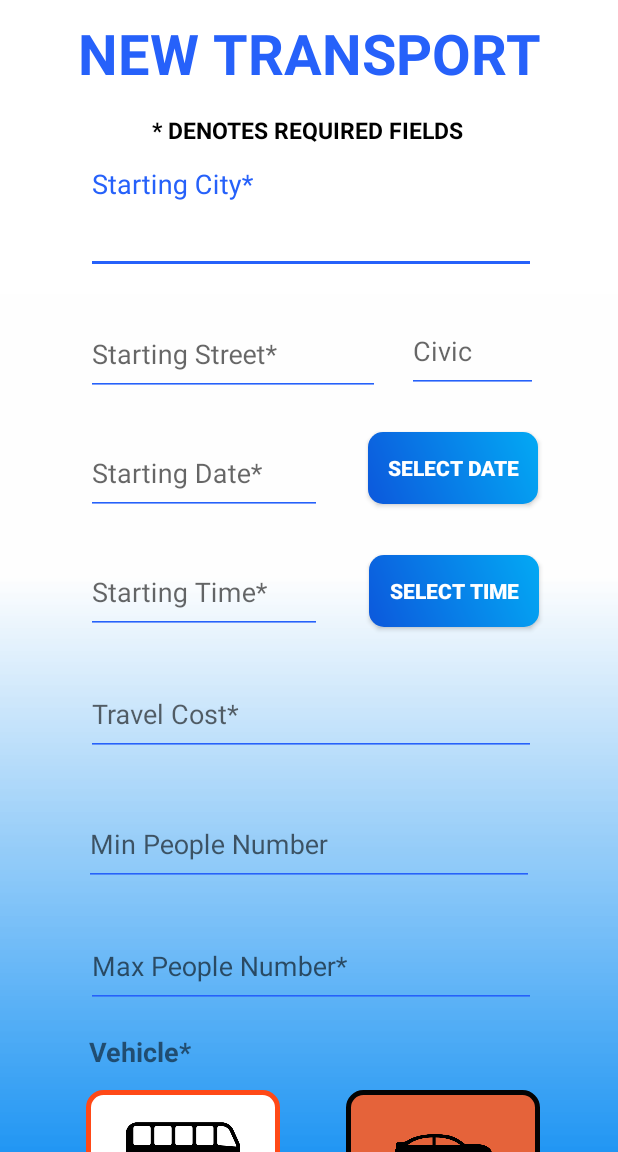
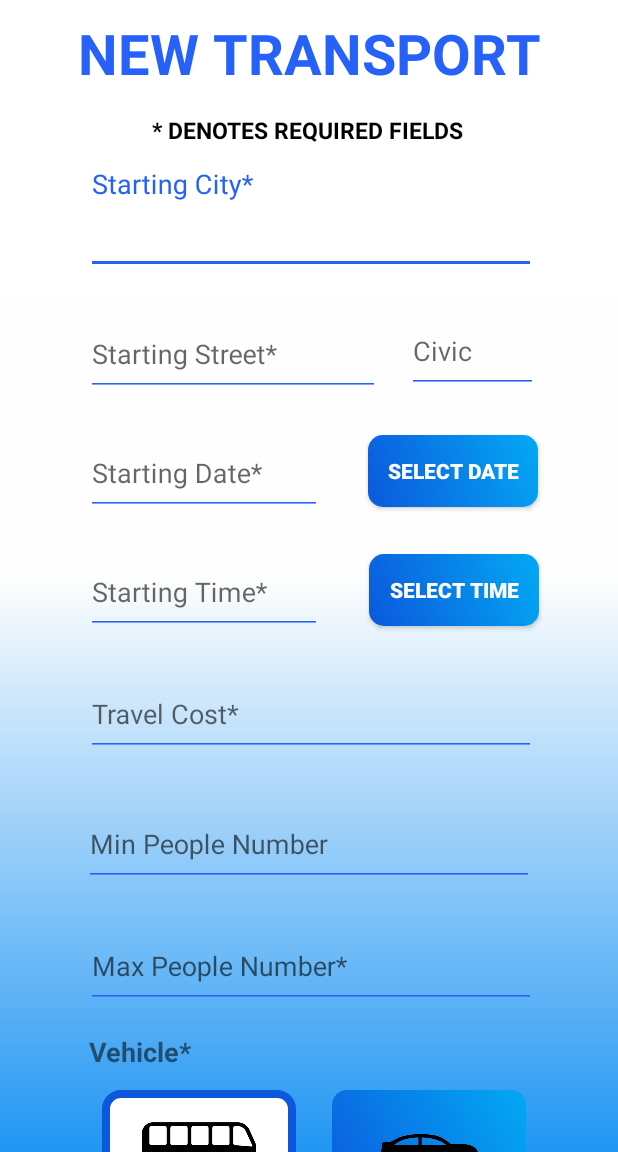
Before and after one commit to Canti17/WeWanTour-Project, an Android app: the add_transport screen opened directly, with no data from a screen before it, after a tap on an icon or button, on a phone screen of 412 x 824 dp, the part 84-1236 px from its top. Run offline under Robolectric (Android 15) with nearby library versions, the phone set to English and light mode, and no system bars; our stand-ins replace Firebase (no records; nobody signed in at launch, a user with empty details on screens opened directly); Roboto replaces fonts that are not available here; 1 statement that could not run was skipped; 3 other taps on this screen came first.

Commit message:
Layout adapted on the new device dimension. Modifyed button in Add Transport

```diff
--- a/WeWanTour/app/src/main/java/com/example/wewantour9/add_tour.java
+++ b/WeWanTour/app/src/main/java/com/example/wewantour9/add_tour.java
@@ -385,7 +385,7 @@ public class add_tour extends AppCompatActivity {
                     doubleDuration = Double.parseDouble(edtxt_duration.getText().toString());
                     tourName= edtxt_name.getText().toString();
                     tourDescription= edtxt_description.getText().toString();
-                    startPlace= edtxt_startCity.getText().toString()+","+edtxt_startStreet.getText().toString()+","+edtxt_startCivic.getText().toString();
+                    startPlace= edtxt_startCity.getText().toString()+", "+edtxt_startStreet.getText().toString()+", "+edtxt_startCivic.getText().toString();
                     startDate=edtxt_StartDate.getText().toString();
                     startHour=edtxt_StartHour.getText().toString();
                     minPeople= Integer.parseInt(edtxt_minPeople.getText().toString());
--- a/WeWanTour/app/src/main/java/com/example/wewantour9/add_transport.java
+++ b/WeWanTour/app/src/main/java/com/example/wewantour9/add_transport.java
@@ -182,9 +182,9 @@ public class add_transport extends AppCompatActivity implements
             public void onClick(View v) {
                 if(btnCarPressed){
                     btnCarPressed=false;
-                    btnCar.setBackgroundResource(R.drawable.imgbutton_color1);
+                    btnCar.setBackgroundResource(R.drawable.imgbutton_color1_blue_version);
                 }
-                btnBus.setBackgroundResource(R.drawable.imgbutton_color2);
+                btnBus.setBackgroundResource(R.drawable.modified_date_time_button);
                 btnBusPressed=true;
                 txtViewVehicle.setError(null);
             }
@@ -194,9 +194,9 @@ public class add_transport extends AppCompatActivity implements
             public void onClick(View v) {
                 if(btnBusPressed) {
                     btnBusPressed = false;
-                    btnBus.setBackgroundResource(R.drawable.imgbutton_color1);
+                    btnBus.setBackgroundResource(R.drawable.imgbutton_color1_blue_version);
                 }
-                btnCar.setBackgroundResource(R.drawable.imgbutton_color2);
+                btnCar.setBackgroundResource(R.drawable.modified_date_time_button);
                 btnCarPressed=true;
                 txtViewVehicle.setError(null);
             }
@@ -309,7 +309,7 @@ public class add_transport extends AppCompatActivity implements
                 buffer = txtMinPeople.getText().toString();
                 int intMinPeople = Integer.parseInt(buffer);
                 double doubleCost = Double.parseDouble(txtCost.getText().toString());
-                String startingLocation = txtStartCity.getText().toString()+","+txtStartStreet.getText().toString()+","+txtStartCivic.getText().toString();
+                String startingLocation = txtStartCity.getText().toString()+", "+txtStartStreet.getText().toString()+", "+txtStartCivic.getText().toString();
                 String vehicle="";
                 if(btnBusPressed==true && btnCarPressed==false){
                     vehicle="Bus";
--- /dev/null
+++ b/WeWanTour/app/src/main/res/drawable/imgbutton_color1_blue_version.xml
@@ -0,0 +1,8 @@
+<?xml version="1.0" encoding="utf-8"?>
+<shape xmlns:android="http://schemas.android.com/apk/res/android">
+    <solid android:color="#FFFFFF" />
+    <corners android:radius="10dp" />
+    <stroke
+        android:width="5dp"
+        android:color="#0C58DC" />
+</shape>
--- a/WeWanTour/app/src/main/res/layout/activity_add_transport.xml
+++ b/WeWanTour/app/src/main/res/layout/activity_add_transport.xml
@@ -97,8 +97,8 @@
                     app:errorEnabled="true"
                     app:layout_constraintBottom_toTopOf="@+id/HintMovementTransportDay"
                     app:layout_constraintEnd_toEndOf="parent"
-                    app:layout_constraintHorizontal_bias="0.265"
-                    app:layout_constraintStart_toStartOf="parent"
+                    app:layout_constraintHorizontal_bias="0.0"
+                    app:layout_constraintStart_toStartOf="@+id/HintMovementTransportStartCity"
                     app:theme="@style/InputTextAppTheme">
 
                         <com.google.android.material.textfield.TextInputEditText
@@ -148,15 +148,16 @@
                     android:layout_width="113dp"
                     android:layout_height="48dp"
                     android:layout_alignBottom="@+id/HintMovementTransportDay"
-                    android:layout_marginBottom="34dp"
                     android:layout_toEndOf="@+id/HintMovementTransportDay"
                     android:layout_toRightOf="@+id/HintMovementTransportDay"
                     android:fontFamily="sans-serif-medium"
                     android:text="SELECT DATE"
-                    app:layout_constraintBottom_toTopOf="@+id/TransportHourButton"
+                    app:layout_constraintBottom_toBottomOf="@+id/HintMovementTransportDay"
                     app:layout_constraintEnd_toEndOf="parent"
                     app:layout_constraintHorizontal_bias="0.364"
-                    app:layout_constraintStart_toEndOf="@+id/HintMovementTransportDay" />
+                    app:layout_constraintStart_toEndOf="@+id/HintMovementTransportDay"
+                    app:layout_constraintTop_toTopOf="@+id/HintMovementTransportDay"
+                    app:layout_constraintVertical_bias="0.72" />
 
                 <com.google.android.material.textfield.TextInputLayout
                     android:id="@+id/HintMovementTransportDay"
@@ -167,8 +168,8 @@
                     app:errorEnabled="true"
                     app:layout_constraintBottom_toTopOf="@+id/HintMovementTransportHour"
                     app:layout_constraintEnd_toEndOf="parent"
-                    app:layout_constraintHorizontal_bias="0.224"
-                    app:layout_constraintStart_toStartOf="parent"
+                    app:layout_constraintHorizontal_bias="0.0"
+                    app:layout_constraintStart_toStartOf="@+id/HintMovementTransportStartStreet"
                     app:theme="@style/InputTextAppTheme">
 
                         <com.google.android.material.textfield.TextInputEditText
@@ -197,13 +198,13 @@
                     android:layout_below="@+id/TransportDateButton"
                     android:layout_alignStart="@+id/TransportDateButton"
                     android:layout_alignLeft="@+id/TransportDateButton"
-                    android:layout_marginEnd="52dp"
-                    android:layout_marginBottom="16dp"
                     android:text="SELECT TIME"
-                    app:layout_constraintBottom_toTopOf="@+id/HintMovementTransportCost"
+                    app:layout_constraintBottom_toBottomOf="@+id/HintMovementTransportHour"
                     app:layout_constraintEnd_toEndOf="parent"
-                    app:layout_constraintHorizontal_bias="0.969"
-                    app:layout_constraintStart_toEndOf="@+id/HintMovementTransportHour" />
+                    app:layout_constraintHorizontal_bias="0.37"
+                    app:layout_constraintStart_toEndOf="@+id/HintMovementTransportHour"
+                    app:layout_constraintTop_toTopOf="@+id/HintMovementTransportHour"
+                    app:layout_constraintVertical_bias="0.72" />
 
                 <com.google.android.material.textfield.TextInputLayout
                     android:id="@+id/HintMovementTransportHour"
@@ -214,8 +215,8 @@
                     app:errorEnabled="true"
                     app:layout_constraintBottom_toTopOf="@+id/HintMovementTransportCost"
                     app:layout_constraintEnd_toEndOf="parent"
-                    app:layout_constraintHorizontal_bias="0.224"
-                    app:layout_constraintStart_toStartOf="parent"
+                    app:layout_constraintHorizontal_bias="0.0"
+                    app:layout_constraintStart_toStartOf="@+id/HintMovementTransportDay"
                     app:theme="@style/InputTextAppTheme">
 
                         <com.google.android.material.textfield.TextInputEditText
@@ -330,26 +331,25 @@
                     android:layout_width="129dp"
                     android:layout_height="81dp"
                     android:layout_marginBottom="15dp"
-                    android:background="@drawable/imgbutton_color1"
+                    android:background="@drawable/imgbutton_color1_blue_version"
                     android:scaleType="fitCenter"
                     app:layout_constraintBottom_toTopOf="@+id/HintMovementDestination"
-                    app:layout_constraintEnd_toEndOf="parent"
-                    app:layout_constraintHorizontal_bias="0.202"
-                    app:layout_constraintStart_toStartOf="parent"
+                    app:layout_constraintEnd_toEndOf="@+id/TextTransportVehicle"
+                    app:layout_constraintHorizontal_bias="0.05"
+                    app:layout_constraintStart_toStartOf="@+id/TextTransportVehicle"
                     app:srcCompat="@drawable/bus" />
 
                 <ImageButton
                     android:id="@+id/CarBtn"
                     android:layout_width="129dp"
                     android:layout_height="81dp"
-                    android:layout_marginEnd="52dp"
                     android:layout_marginBottom="15dp"
-                    android:background="@drawable/imgbutton_color1"
+                    android:background="@drawable/imgbutton_color1_blue_version"
                     android:scaleType="fitCenter"
                     app:layout_constraintBottom_toTopOf="@+id/HintMovementDestination"
-                    app:layout_constraintEnd_toEndOf="parent"
-                    app:layout_constraintHorizontal_bias="1.0"
-                    app:layout_constraintStart_toEndOf="@+id/BusBtn"
+                    app:layout_constraintEnd_toEndOf="@+id/TextTransportVehicle"
+                    app:layout_constraintHorizontal_bias="0.95"
+                    app:layout_constraintStart_toStartOf="@+id/TextTransportVehicle"
                     app:srcCompat="@drawable/car" />
 
                 <Button
```
Also changed, not shown: WeWanTour/app/src/main/res/drawable/imgbutton_color1.xml (+5 -5 lines), WeWanTour/app/src/main/res/layout/activity_reservation_summary.xml (+18 -8 lines), WeWanTour/app/src/main/res/layout/activity_tour_details.xml (+42 -23 lines), WeWanTour/app/src/main/res/drawable/modified_date_time_button.xml (indentation only).
